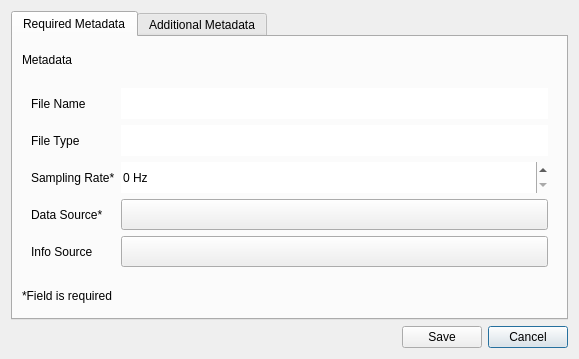
Before: the Qt Designer form signal_viewer/generated/dialog_metadata.ui in fred-kr/signal-viewer, drawn with Qt 5.
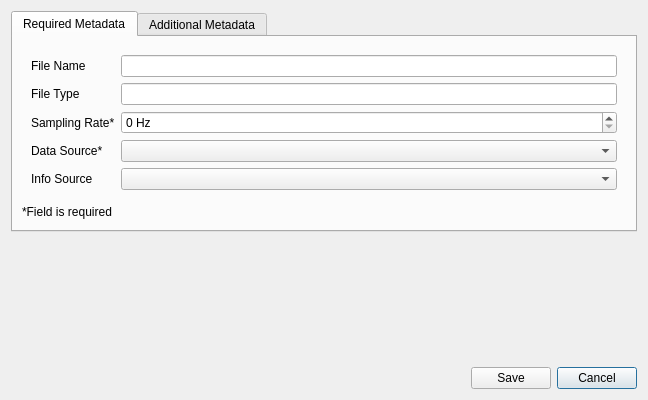
After: the same form once the commit is applied. Icons and pictures are not drawn. Custom widgets are drawn as their Qt base class.

The edit to the form file:
```diff
--- a/signal_viewer/generated/dialog_metadata.ui
+++ b/signal_viewer/generated/dialog_metadata.ui
@@ -6,15 +6,21 @@
    <rect>
     <x>0</x>
     <y>0</y>
-    <width>579</width>
-    <height>359</height>
+    <width>648</width>
+    <height>400</height>
    </rect>
   </property>
+  <property name="minimumSize">
+   <size>
+    <width>600</width>
+    <height>400</height>
+   </size>
+  </property>
   <property name="windowTitle">
    <string>File Metadata</string>
   </property>
   <property name="windowIcon">
-   <iconset resource="../resources/resources.qrc">
+   <iconset>
     <normaloff>://icons/app_icon.svg</normaloff>://icons/app_icon.svg</iconset>
   </property>
   <property name="styleSheet">
@@ -35,20 +41,20 @@
     </spacer>
    </item>
    <item row="1" column="2">
-    <widget class="PushButton" name="btn_reject">
+    <widget class="QPushButton" name="btn_reject">
      <property name="text">
       <string>Cancel</string>
      </property>
     </widget>
    </item>
    <item row="1" column="1">
-    <widget class="PushButton" name="btn_accept">
+    <widget class="QPushButton" name="btn_accept">
      <property name="text">
       <string>Save</string>
      </property>
     </widget>
    </item>
-   <item row="0" column="0" colspan="3">
+   <item row="0" column="0" colspan="3" alignment="Qt::AlignmentFlag::AlignTop">
     <widget class="QTabWidget" name="container_tabWidget">
      <property name="currentIndex">
       <number>0</number>
@@ -59,100 +65,48 @@
       </attribute>
       <layout class="QVBoxLayout" name="verticalLayout">
        <item>
-        <widget class="SubtitleLabel" name="label">
-         <property name="text">
-          <string>Metadata</string>
-         </property>
-        </widget>
-       </item>
-       <item alignment="Qt::AlignmentFlag::AlignTop">
         <widget class="QWidget" name="container_form_layout" native="true">
          <layout class="QFormLayout" name="formLayout">
           <item row="0" column="0">
-           <widget class="BodyLabel" name="label_2">
-            <property name="minimumSize">
-             <size>
-              <width>0</width>
-              <height>31</height>
-             </size>
-            </property>
+           <widget class="QLabel" name="label_2">
             <property name="text">
              <string>File Name</string>
             </property>
            </widget>
           </item>
           <item row="0" column="1">
-           <widget class="LineEdit" name="line_edit_file_name">
-            <property name="minimumSize">
-             <size>
-              <width>0</width>
-              <height>31</height>
-             </size>
-            </property>
-            <property name="frame">
-             <bool>false</bool>
-            </property>
+           <widget class="QLineEdit" name="line_edit_file_name">
             <property name="readOnly">
              <bool>true</bool>
             </property>
            </widget>
           </item>
           <item row="1" column="0">
-           <widget class="BodyLabel" name="label_4">
-            <property name="minimumSize">
-             <size>
-              <width>0</width>
-              <height>31</height>
-             </size>
-            </property>
+           <widget class="QLabel" name="label_4">
             <property name="text">
              <string>File Type</string>
             </property>
            </widget>
           </item>
           <item row="1" column="1">
-           <widget class="LineEdit" name="line_edit_file_type">
-            <property name="minimumSize">
-             <size>
-              <width>0</width>
-              <height>31</height>
-             </size>
-            </property>
-            <property name="frame">
-             <bool>false</bool>
-            </property>
+           <widget class="QLineEdit" name="line_edit_file_type">
             <property name="readOnly">
              <bool>true</bool>
             </property>
            </widget>
           </item>
           <item row="2" column="0">
-           <widget class="BodyLabel" name="label_3">
-            <property name="minimumSize">
-             <size>
-              <width>0</width>
-              <height>31</height>
-             </size>
-            </property>
+           <widget class="QLabel" name="label_3">
             <property name="text">
              <string>Sampling Rate*</string>
             </property>
            </widget>
           </item>
           <item row="2" column="1">
-           <widget class="SpinBox" name="spin_box_sampling_rate">
-            <property name="minimumSize">
-             <size>
-              <width>0</width>
-              <height>31</height>
-             </size>
-            </property>
+           <widget class="QSpinBox" name="spin_box_sampling_rate">
             <property name="styleSheet">
              <string notr="true"/>
             </property>
-            <property name="frame">
-             <bool>false</bool>
-            </property>
             <property name="specialValueText">
              <string>&lt;Not set&gt;</string>
             </property>
@@ -171,13 +125,7 @@
            </widget>
           </item>
           <item row="3" column="0">
-           <widget class="BodyLabel" name="label_5">
-            <property name="minimumSize">
-             <size>
-              <width>0</width>
-              <height>31</height>
-             </size>
-            </property>
+           <widget class="QLabel" name="label_5">
             <property name="toolTip">
              <string>&lt;html&gt;&lt;head/&gt;&lt;body&gt;&lt;p&gt;The column / channel in the file containing the signal values&lt;/p&gt;&lt;/body&gt;&lt;/html&gt;</string>
             </property>
@@ -186,36 +134,8 @@
             </property>
            </widget>
           </item>
-          <item row="3" column="1">
-           <widget class="ComboBox" name="combo_box_signal_column">
-            <property name="minimumSize">
-             <size>
-              <width>0</width>
-              <height>31</height>
-             </size>
-            </property>
-            <property name="toolTip">
-             <string>&lt;html&gt;&lt;head/&gt;&lt;body&gt;&lt;p&gt;The column / channel in the file containing the signal values&lt;/p&gt;&lt;/body&gt;&lt;/html&gt;</string>
-            </property>
-            <property name="text">
-             <string/>
-            </property>
-            <property name="mandatoryField" stdset="0">
-             <bool>true</bool>
-            </property>
-            <property name="requiresInput" stdset="0">
-             <bool>false</bool>
-            </property>
-           </widget>
-          </item>
-          <item row="4" column="0">
-           <widget class="BodyLabel" name="label_6">
-            <property name="minimumSize">
-             <size>
-              <width>0</width>
-              <height>31</height>
-             </size>
-            </property>
+          <item row="5" column="0">
+           <widget class="QLabel" name="label_6">
             <property name="toolTip">
              <string>&lt;html&gt;&lt;head/&gt;&lt;body&gt;&lt;p&gt;A column / channel in the file containing supplementary data, e.g. temperature or O2-saturation recordings&lt;/p&gt;&lt;/body&gt;&lt;/html&gt;</string>
             </property>
@@ -224,27 +144,31 @@
             </property>
            </widget>
           </item>
-          <item row="4" column="1">
-           <widget class="ComboBox" name="combo_box_info_column">
-            <property name="minimumSize">
-             <size>
-              <width>0</width>
-              <height>31</height>
-             </size>
+          <item row="3" column="1">
+           <widget class="QComboBox" name="combo_box_signal_column">
+            <property name="toolTip">
+             <string>&lt;html&gt;&lt;head/&gt;&lt;body&gt;&lt;p&gt;The column / channel in the file containing the signal values&lt;/p&gt;&lt;/body&gt;&lt;/html&gt;</string>
             </property>
+            <property name="mandatoryField" stdset="0">
+             <bool>true</bool>
+            </property>
+            <property name="requiresInput" stdset="0">
+             <bool>false</bool>
+            </property>
+           </widget>
+          </item>
+          <item row="5" column="1">
+           <widget class="QComboBox" name="combo_box_info_column">
             <property name="toolTip">
              <string>&lt;html&gt;&lt;head/&gt;&lt;body&gt;&lt;p&gt;A column / channel in the file containing supplementary data, e.g. temperature or O2-saturation recordings&lt;/p&gt;&lt;/body&gt;&lt;/html&gt;</string>
             </property>
-            <property name="text">
-             <string/>
-            </property>
            </widget>
           </item>
          </layout>
         </widget>
        </item>
-       <item>
-        <widget class="CaptionLabel" name="label_8">
+       <item alignment="Qt::AlignmentFlag::AlignTop">
+        <widget class="QLabel" name="label_8">
          <property name="text">
           <string>*Field is required</string>
          </property>
@@ -266,43 +190,6 @@
    </item>
   </layout>
  </widget>
- <customwidgets>
-  <customwidget>
-   <class>LineEdit</class>
-   <extends>QLineEdit</extends>
-   <header>qfluentwidgets</header>
-  </customwidget>
-  <customwidget>
-   <class>SpinBox</class>
-   <extends>QSpinBox</extends>
-   <header>qfluentwidgets</header>
-  </customwidget>
-  <customwidget>
-   <class>ComboBox</class>
-   <extends>QPushButton</extends>
-   <header>qfluentwidgets</header>
-  </customwidget>
-  <customwidget>
-   <class>PushButton</class>
-   <extends>QPushButton</extends>
-   <header>qfluentwidgets</header>
-  </customwidget>
-  <customwidget>
-   <class>SubtitleLabel</class>
-   <extends>QLabel</extends>
-   <header>qfluentwidgets</header>
-  </customwidget>
-  <customwidget>
-   <class>BodyLabel</class>
-   <extends>QLabel</extends>
-   <header>qfluentwidgets</header>
-  </customwidget>
-  <customwidget>
-   <class>CaptionLabel</class>
-   <extends>QLabel</extends>
-   <header>qfluentwidgets</header>
-  </customwidget>
- </customwidgets>
  <tabstops>
   <tabstop>line_edit_file_name</tabstop>
   <tabstop>line_edit_file_type</tabstop>
```
Left out of the diff: 4 changed lines with no effect on the pictures.
